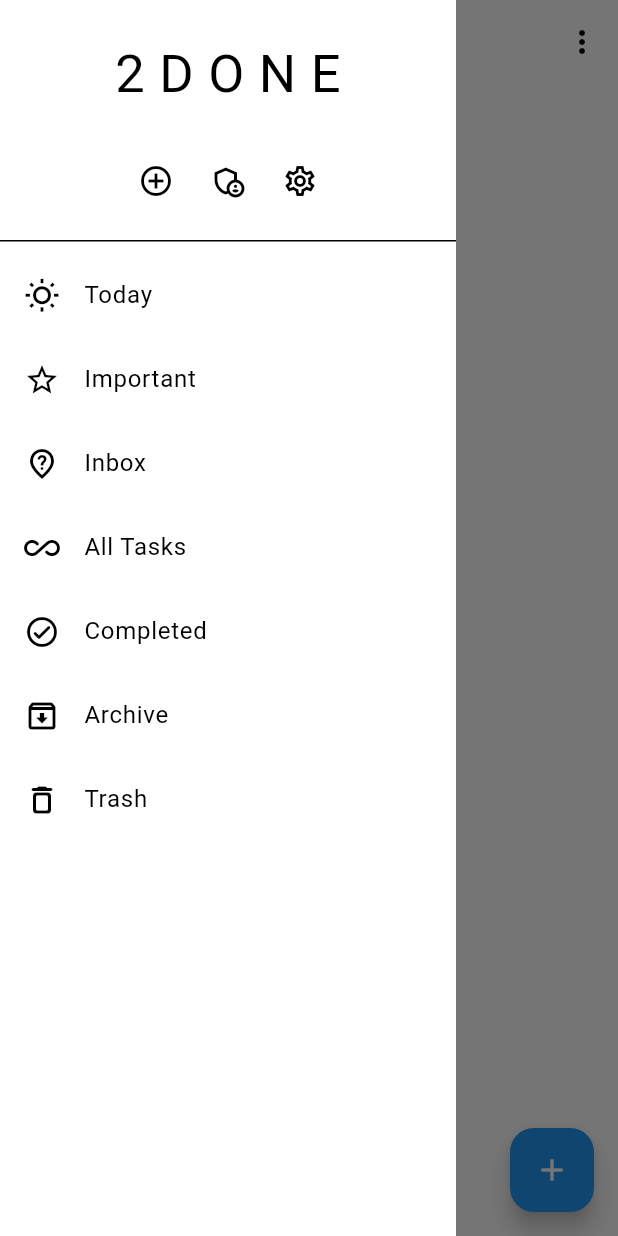
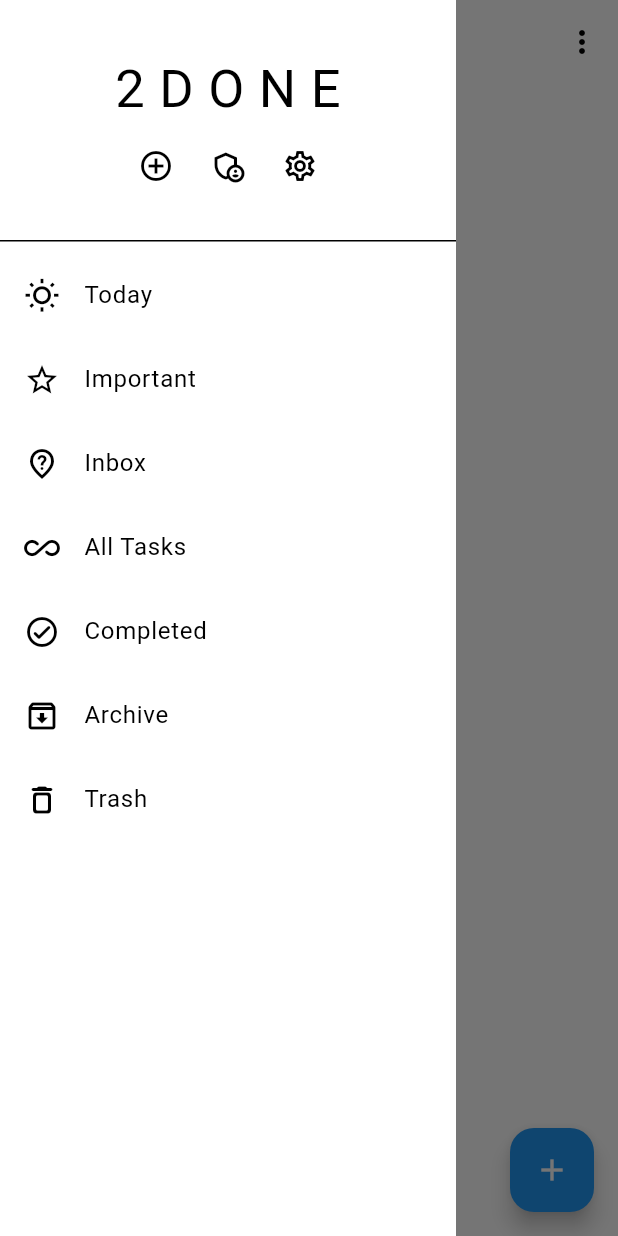
Before and after one commit to Extrypto/to_done, a Flutter app: the screen it shows once a user with an empty profile is signed in, with the side drawer open, on a phone screen of 412 x 824 dp. Run offline on Flutter 3.47's test engine with Material 3 defaults, Android fonts, the phone set to English and light mode, and no system bars; our stand-ins replace bloc, cloud_firestore, firebase_auth, firebase_core, flutter_bloc, google_sign_in; accounts and stored records are empty.

Commit message:
replace buttons under logo

```diff
--- a/lib/modules/tasks/tasks_drawer.dart
+++ b/lib/modules/tasks/tasks_drawer.dart
@@ -19,8 +19,7 @@ class MyDrawer extends StatelessWidget {
                   Text(
                     '2 D O N E',
                     style: TextStyle(fontSize: 35),
-                  ),
-                  SizedBox(height: 20), // Пространство между текстом и кнопками
+                  ), // Пространство между текстом и кнопками
                   Row(
                     mainAxisAlignment: MainAxisAlignment
                         .center, // Выравнивание кнопок по центру
```
